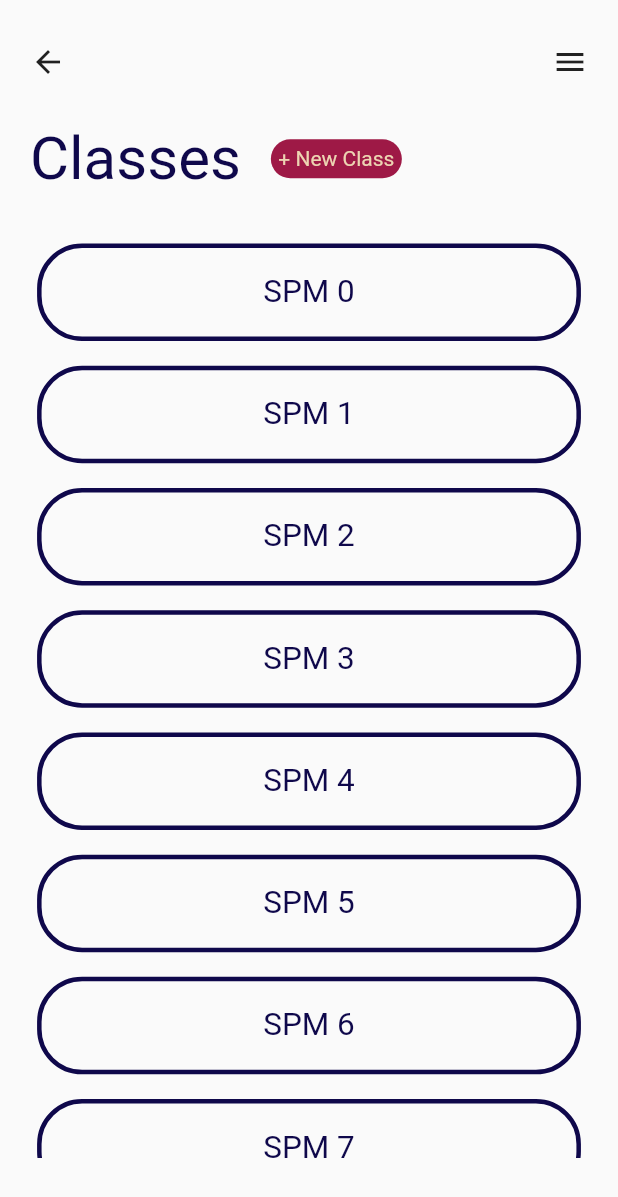
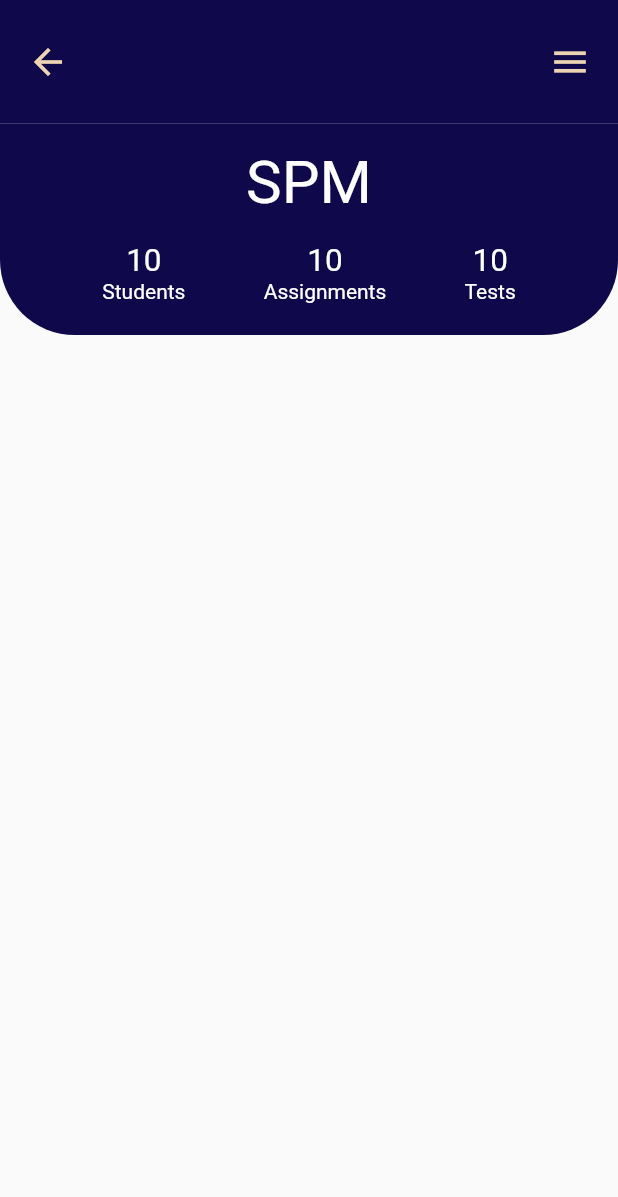
Before and after one commit to Upasana6/learningManagement, a Flutter app: the screen it shows after launch, on a phone screen of 412 x 824 dp. Shown: the top 1197 px of the screen. Run offline on Flutter 3.47's test engine with Material 2 defaults, Android fonts, the phone set to English and light mode, and no system bars; missing offline and left inert: advance_pdf_viewer.

Commit message:
some widgets and appbar added

```diff
--- /dev/null
+++ b/lib/View/Widgets/appbar_with_back_and_menu.dart
@@ -0,0 +1,52 @@
+import 'package:flutter/material.dart';
+import 'package:learning_management/constants.dart';
+
+class AppbarWithBackAndMenu extends StatelessWidget {
+  AppbarWithBackAndMenu({
+    required this.size,
+    this.buttonColor,
+    this.backgroundColor,
+    this.onBackButtonTap,
+    this.onMenuButtonTap,
+  });
+
+  final Size size;
+  final Color? buttonColor;
+  final Color? backgroundColor;
+  final Function()? onBackButtonTap;
+  final Function()? onMenuButtonTap;
+
+  @override
+  Widget build(BuildContext context) {
+    return Container(
+      height: size.height * 0.1,
+      decoration: BoxDecoration(
+        color: this.backgroundColor ?? Colors.white,
+      ),
+      child: Padding(
+        padding: const EdgeInsets.symmetric(horizontal: 8.0),
+        child: Row(
+          mainAxisAlignment: MainAxisAlignment.spaceBetween,
+          children: [
+            IconButton(
+              icon: Icon(
+                Icons.arrow_back,
+                size: 28,
+                color: this.buttonColor ?? AppColors.midnightBlue,
+              ),
+              onPressed: onBackButtonTap,
+            ),
+            IconButton(
+              icon: Icon(
+                Icons.menu,
+                size: 28,
+                color: this.buttonColor ?? AppColors.midnightBlue,
+              ),
+              onPressed: this.onMenuButtonTap,
+            ),
+          ],
+        ),
+      ),
+    );
+  }
+}
--- /dev/null
+++ b/lib/View/Widgets/extended_appbar.dart
@@ -0,0 +1,48 @@
+import 'package:flutter/material.dart';
+import 'package:learning_management/View/Widgets/text.dart';
+import 'package:learning_management/constants.dart';
+
+class ExtendedAppbar extends StatelessWidget {
+  ExtendedAppbar({
+    required this.size,
+    this.title = '',
+    this.subtitle,
+  });
+
+  final Size size;
+  final String title;
+  final Widget? subtitle;
+
+  @override
+  Widget build(BuildContext context) {
+    return Container(
+      // height: size.height * 0.25,
+      width: size.width,
+      decoration: BoxDecoration(
+        color: AppColors.midnightBlue,
+        borderRadius: BorderRadius.vertical(
+          bottom: Radius.circular(50),
+        ),
+      ),
+      child: Column(
+        children: [
+          Padding(
+            padding: const EdgeInsets.all(16.0),
+            child: BigText(
+              text: this.title,
+              color: AppColors.white,
+            ),
+          ),
+          Padding(
+            padding: const EdgeInsets.only(
+              left: 16.0,
+              right: 16,
+              bottom: 21,
+            ),
+            child: this.subtitle,
+          ),
+        ],
+      ),
+    );
+  }
+}
--- a/lib/View/Widgets/text.dart
+++ b/lib/View/Widgets/text.dart
@@ -4,15 +4,17 @@ import 'package:learning_management/constants.dart';
 class BigText extends StatelessWidget {
   BigText({
     this.text = '',
+    this.color,
   });
   final String text;
+  final Color? color;
 
   @override
   Widget build(BuildContext context) {
     return Text(
       this.text,
       style: TextStyle(
-        color: AppColors.midnightBlue,
+        color: this.color ?? AppColors.midnightBlue,
         fontSize: 40,
         // fontWeight: FontWeight.bold,
       ),
@@ -21,15 +23,20 @@ class BigText extends StatelessWidget {
 }
 
 class MediumText extends StatelessWidget {
-  MediumText({this.text = ''});
+  MediumText({
+    this.text = '',
+    this.color,
+  });
   final String text;
+
+  final Color? color;
 
   @override
   Widget build(BuildContext context) {
     return Text(
       this.text,
       style: TextStyle(
-        color: AppColors.midnightBlue,
+        color: this.color ?? AppColors.midnightBlue,
         fontSize: 21,
       ),
     );
@@ -39,15 +46,17 @@ class MediumText extends StatelessWidget {
 class SmallText extends StatelessWidget {
   SmallText({
     this.text = '',
+    this.color,
   });
   final String text;
+  final Color? color;
 
   @override
   Widget build(BuildContext context) {
     return Text(
       this.text,
       style: TextStyle(
-        color: AppColors.wheatish,
+        color: this.color ?? AppColors.wheatish,
         fontSize: 14,
       ),
     );
--- /dev/null
+++ b/lib/View/class_detail_for_teacher.dart
@@ -0,0 +1,75 @@
+import 'package:flutter/material.dart';
+import 'package:learning_management/View/Widgets/appbar_with_back_and_menu.dart';
+import 'package:learning_management/View/Widgets/extended_appbar.dart';
+import 'package:learning_management/View/Widgets/text.dart';
+import 'package:learning_management/constants.dart';
+
+class ClassDetailForTeacher extends StatelessWidget {
+  const ClassDetailForTeacher({Key? key}) : super(key: key);
+
+  @override
+  Widget build(BuildContext context) {
+    Size size = MediaQuery.of(context).size;
+    return Scaffold(
+      body: SafeArea(
+        child: Column(
+          children: [
+            AppbarWithBackAndMenu(
+              size: size,
+              backgroundColor: AppColors.midnightBlue,
+              buttonColor: AppColors.wheatish,
+            ),
+            ExtendedAppbar(
+              size: size,
+              title: 'SPM',
+              subtitle: Row(
+                mainAxisAlignment: MainAxisAlignment.spaceEvenly,
+                children: [
+                  Column(
+                    crossAxisAlignment: CrossAxisAlignment.center,
+                    children: [
+                      MediumText(
+                        text: '10',
+                        color: AppColors.white,
+                      ),
+                      SmallText(
+                        text: 'Students',
+                        color: AppColors.white,
+                      ),
+                    ],
+                  ),
+                  Column(
+                    crossAxisAlignment: CrossAxisAlignment.center,
+                    children: [
+                      MediumText(
+                        text: '10',
+                        color: AppColors.white,
+                      ),
+                      SmallText(
+                        text: 'Assignments',
+                        color: AppColors.white,
+                      ),
+                    ],
+                  ),
+                  Column(
+                    crossAxisAlignment: CrossAxisAlignment.center,
+                    children: [
+                      MediumText(
+                        text: '10',
+                        color: AppColors.white,
+                      ),
+                      SmallText(
+                        text: 'Tests',
+                        color: AppColors.white,
+                      ),
+                    ],
+                  ),
+                ],
+              ),
+            )
+          ],
+        ),
+      ),
+    );
+  }
+}
--- a/lib/View/classes.dart
+++ b/lib/View/classes.dart
@@ -1,4 +1,5 @@
 import 'package:flutter/material.dart';
+import 'package:learning_management/View/Widgets/appbar_with_back_and_menu.dart';
 import 'package:learning_management/View/Widgets/bordered_container.dart';
 import 'package:learning_management/View/Widgets/text.dart';
 import 'package:learning_management/constants.dart';
@@ -14,7 +15,7 @@ class Classes extends StatelessWidget {
         child: Column(
           crossAxisAlignment: CrossAxisAlignment.start,
           children: [
-            AppbarInClasses(size: size),
+            AppbarWithBackAndMenu(size: size),
             Row(
               children: [
                 Padding(
@@ -48,8 +49,8 @@ class Classes extends StatelessWidget {
             ),
 
             /// Classes by or taken
-            Container(
-              height: size.height * 0.75,
+            Expanded(
+              // height: size.height * 0.75,
               child: ListView.builder(
                 /// Number of classes
                 itemCount: 10,
@@ -79,42 +80,3 @@ class Classes extends StatelessWidget {
     );
   }
 }
-
-class AppbarInClasses extends StatelessWidget {
-  const AppbarInClasses({
-    Key? key,
-    required this.size,
-  }) : super(key: key);
-
-  final Size size;
-
-  @override
-  Widget build(BuildContext context) {
-    return Container(
-      height: size.height * 0.1,
-      child: Padding(
-        padding: const EdgeInsets.symmetric(horizontal: 8.0),
-        child: Row(
-          mainAxisAlignment: MainAxisAlignment.spaceBetween,
-          children: [
-            IconButton(
-              icon: Icon(
-                Icons.arrow_back,
-                // size: 32,
-              ),
-              onPressed: () {},
-            ),
-            IconButton(
-              icon: Icon(
-                Icons.menu,
-
-                // size: 32,
-              ),
-              onPressed: () {},
-            ),
-          ],
-        ),
-      ),
-    );
-  }
-}
--- a/lib/constants.dart
+++ b/lib/constants.dart
@@ -4,4 +4,5 @@ class AppColors {
   static final midnightBlue = Color(0xff0f084b);
   static final redish = Color(0xff9e1946);
   static final wheatish = Color(0xffedd4b2);
+  static final white = Colors.white;
 }
--- a/lib/main.dart
+++ b/lib/main.dart
@@ -1,6 +1,7 @@
 import 'package:flutter/material.dart';
 import 'package:learning_management/View/Notes/notes_upload.dart';
 import 'package:learning_management/View/Notes/pdf_viewer.dart';
+import 'package:learning_management/View/class_detail_for_teacher.dart';
 import 'package:learning_management/View/classes.dart';
 
 void main() {
@@ -18,7 +19,7 @@ class MyApp extends StatelessWidget {
 
       /// Splash Page will be called here
       // home: PdfViewer(),
-      home: Classes(),
+      home: ClassDetailForTeacher(),
     );
   }
 }
```
